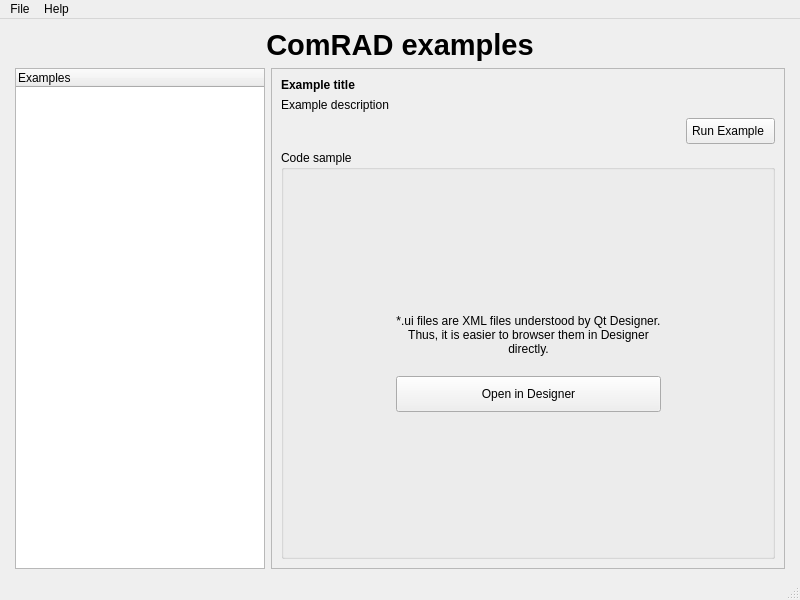
First picture: the form in comrad/examples/main.ui, repository jfpatrick/accsoft-gui-rad-comrad, before the edit.
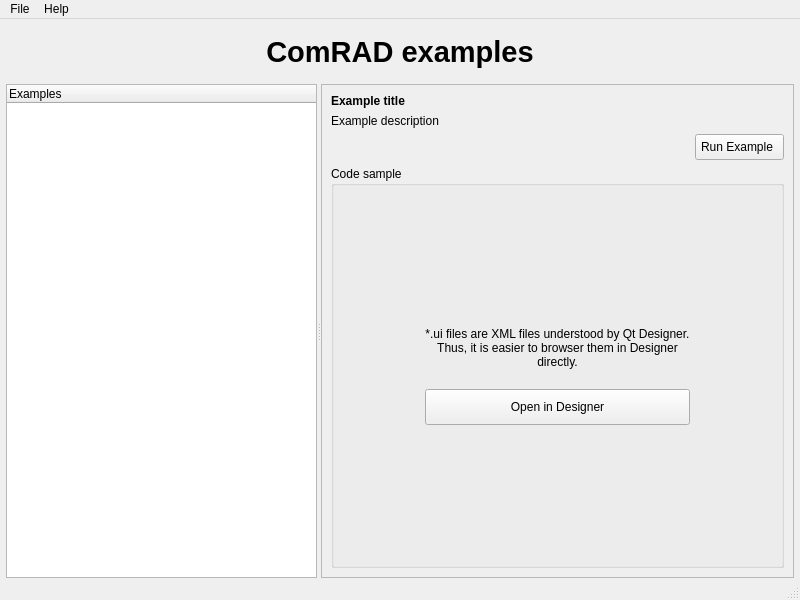
Second picture: the form after the edit. Icons and pictures are not drawn.

Commit message: Added QSplitter to allow increasing size of the examples sidebar

Diff of the .ui file:
```diff
--- a/comrad/examples/main.ui
+++ b/comrad/examples/main.ui
@@ -15,6 +15,21 @@
   </property>
   <widget class="QWidget" name="centralwidget">
    <layout class="QVBoxLayout" name="verticalLayout">
+    <property name="spacing">
+     <number>0</number>
+    </property>
+    <property name="leftMargin">
+     <number>6</number>
+    </property>
+    <property name="topMargin">
+     <number>0</number>
+    </property>
+    <property name="rightMargin">
+     <number>6</number>
+    </property>
+    <property name="bottomMargin">
+     <number>0</number>
+    </property>
     <item>
      <widget class="QLabel" name="label">
       <property name="sizePolicy">
@@ -23,6 +38,12 @@
         <verstretch>0</verstretch>
        </sizepolicy>
       </property>
+      <property name="minimumSize">
+       <size>
+        <width>0</width>
+        <height>65</height>
+       </size>
+      </property>
       <property name="font">
        <font>
         <pointsize>22</pointsize>
@@ -39,23 +60,22 @@
       <property name="wordWrap">
        <bool>true</bool>
       </property>
-      <property name="margin">
-       <number>15</number>
-      </property>
       <property name="textInteractionFlags">
        <set>Qt::NoTextInteraction</set>
       </property>
      </widget>
     </item>
     <item>
-     <layout class="QHBoxLayout" name="horizontalLayout">
-      <property name="leftMargin">
-       <number>6</number>
+     <widget class="QSplitter" name="splitter">
+      <property name="sizePolicy">
+       <sizepolicy hsizetype="Expanding" vsizetype="Expanding">
+        <horstretch>0</horstretch>
+        <verstretch>0</verstretch>
+       </sizepolicy>
       </property>
-      <property name="rightMargin">
-       <number>6</number>
+      <property name="orientation">
+       <enum>Qt::Horizontal</enum>
       </property>
-      <item>
        <widget class="QTreeWidget" name="examples_tree">
         <property name="sizePolicy">
          <sizepolicy hsizetype="Minimum" vsizetype="Expanding">
@@ -63,10 +83,16 @@
           <verstretch>0</verstretch>
          </sizepolicy>
         </property>
-        <property name="maximumSize">
+       <property name="minimumSize">
          <size>
-          <width>250</width>
-          <height>16777215</height>
+         <width>230</width>
+         <height>0</height>
+        </size>
+       </property>
+       <property name="baseSize">
+        <size>
+         <width>230</width>
+         <height>0</height>
          </size>
         </property>
         <property name="editTriggers">
@@ -84,9 +110,7 @@
          </property>
         </column>
        </widget>
-      </item>
-      <item>
-       <widget class="QFrame" name="frame">
+      <widget class="QFrame" name="details_frame">
         <property name="frameShape">
          <enum>QFrame::StyledPanel</enum>
         </property>
@@ -371,8 +395,7 @@
          </item>
         </layout>
        </widget>
-      </item>
-     </layout>
+     </widget>
     </item>
    </layout>
   </widget>
```
Lines whose indentation alone changed are shown as unchanged.
